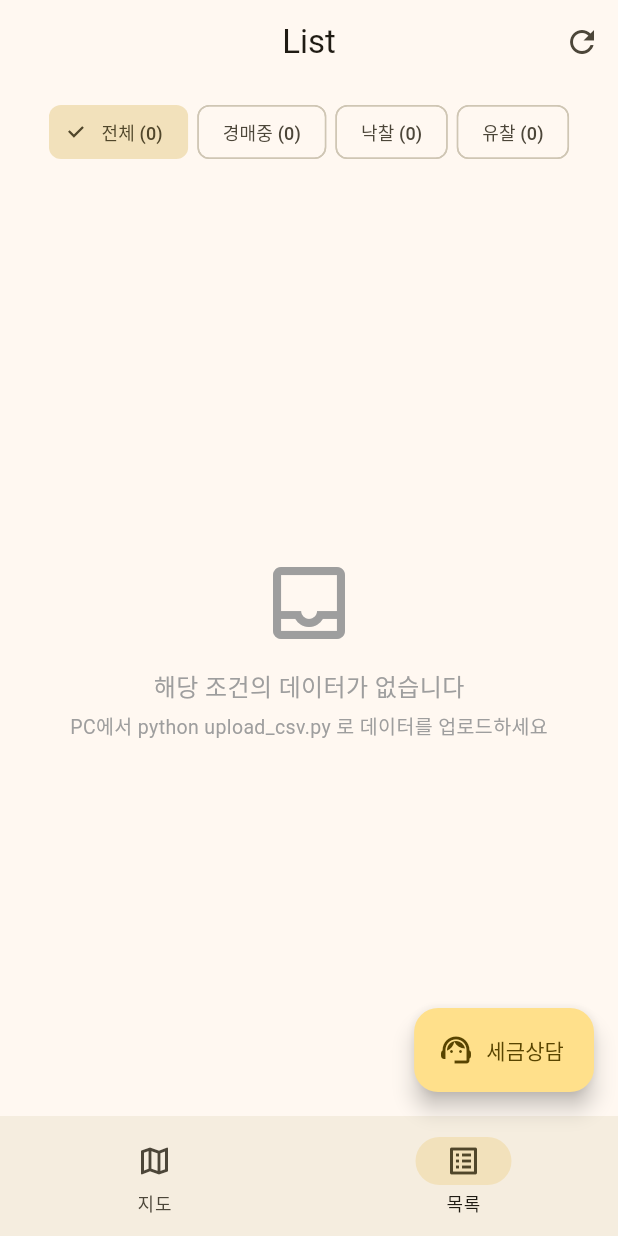
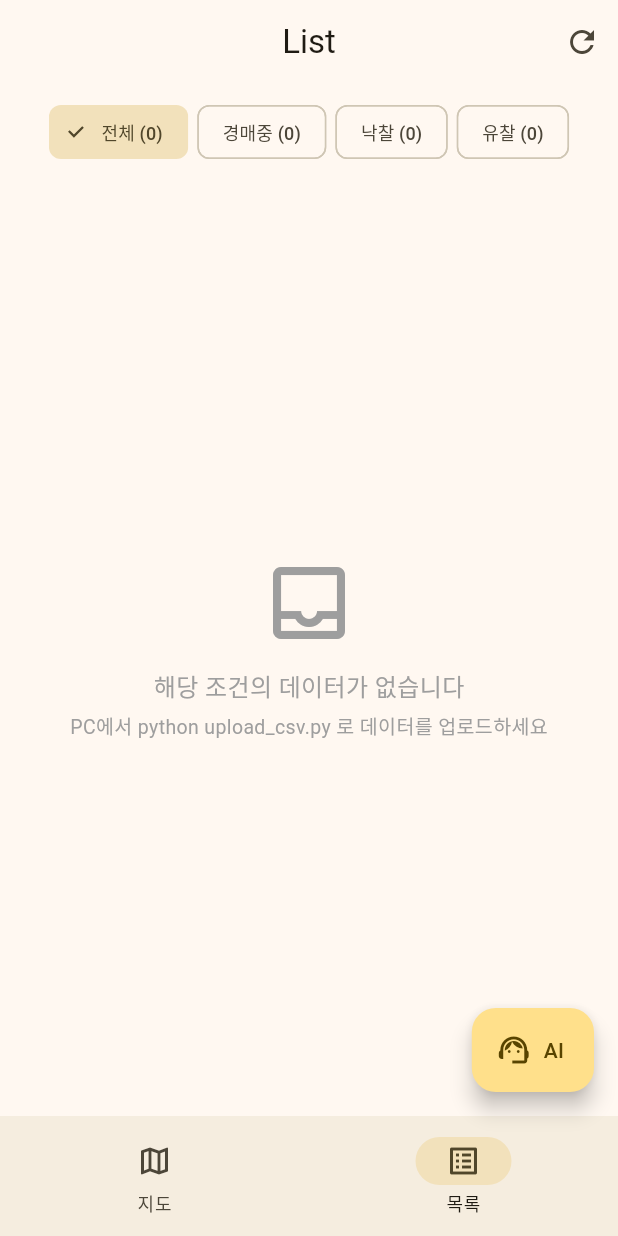
Before and after one commit to jya1park/Auction_app, a Flutter app: the screen it shows after launch, item 2 of the bottom bar chosen, on a phone screen of 412 x 824 dp. Run offline on Flutter 3.47's test engine with Material 3 defaults, Android fonts, the phone set to English and light mode, and no system bars; our stand-ins replace cloud_firestore, firebase_core, flutter_dotenv, webview_flutter; accounts and stored records are empty.

Commit message:
fix: OpenAI max_completion_tokens 파라미터 + FAB 레이블 'AI'로 변경
- max_tokens → max_completion_tokens (최신 OpenAI 모델 스펙)
- FAB 레이블: '세금상담' → 'AI'

https://claude.ai/code/session_0122Yfi4wqCC8WS6PKN8ZyfQ

```diff
--- a/flutter_app/lib/screens/home_screen.dart
+++ b/flutter_app/lib/screens/home_screen.dart
@@ -28,7 +28,7 @@ class _HomeScreenState extends State<HomeScreen> {
           MaterialPageRoute(builder: (_) => const TaxChatScreen()),
         ),
         icon: const Icon(Icons.support_agent),
-        label: const Text('세금상담'),
+        label: const Text('AI'),
       ),
       bottomNavigationBar: NavigationBar(
         selectedIndex: _currentIndex,
--- a/flutter_app/lib/services/openai_service.dart
+++ b/flutter_app/lib/services/openai_service.dart
@@ -147,7 +147,7 @@ class OpenAIService {
 
     final body = json.encode({
       'model': _model,
-      'max_tokens': _maxTokens,
+      'max_completion_tokens': _maxTokens,
       'temperature': 0,
       'messages': messages,
     });
```
